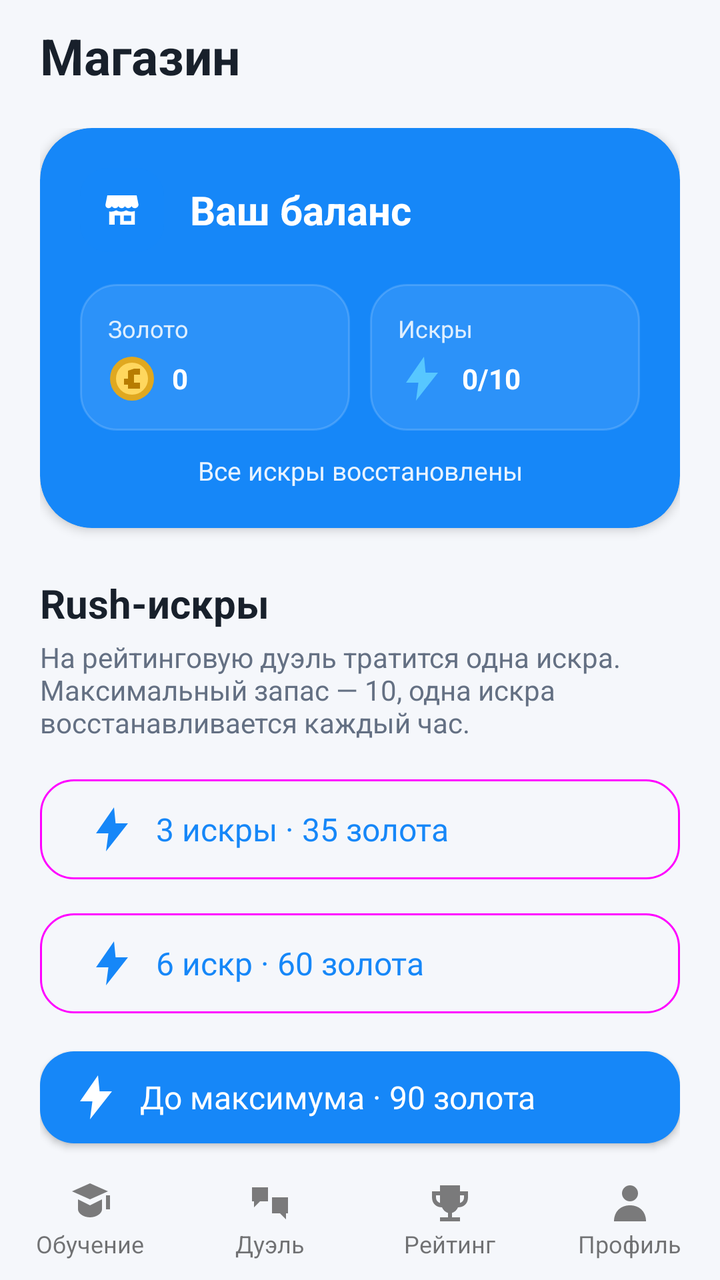
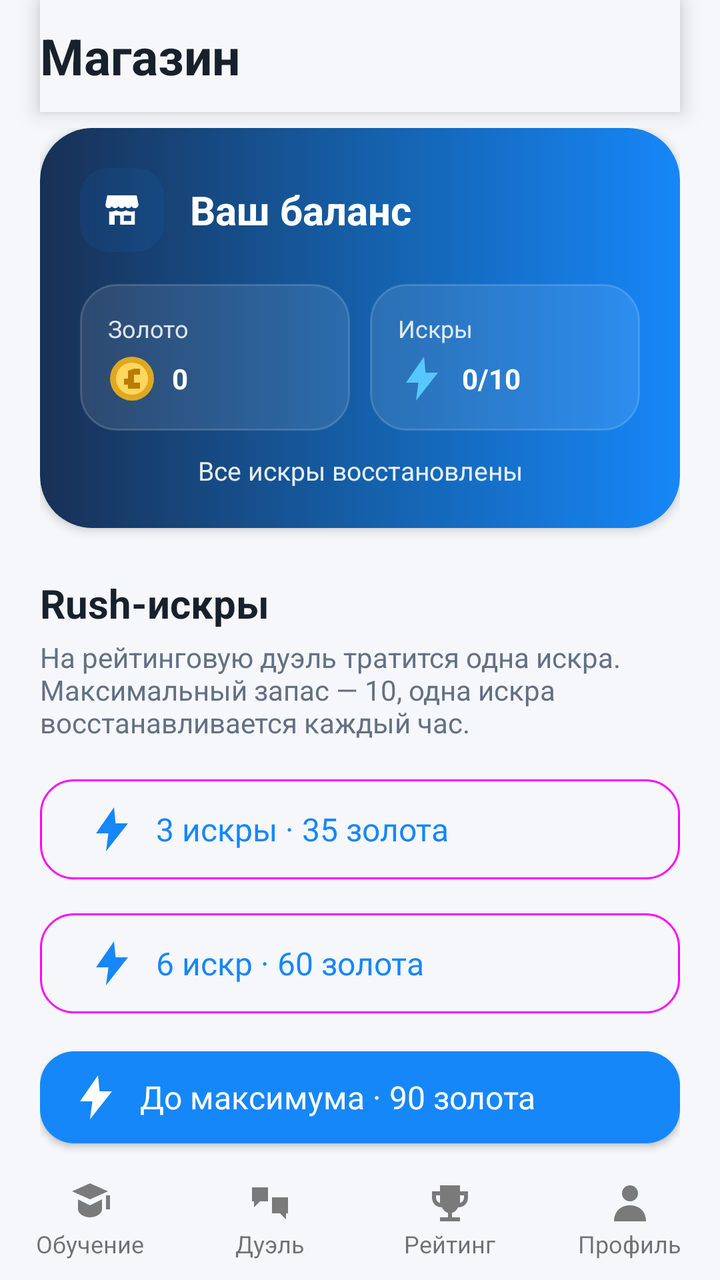

Before-and-after screenshots of an Android layout around one commit, followed by the original layout XML and the change that was made.
<!-- AndroidManifest.xml: application theme Theme.Duelingo -->
<!-- res/layout/activity_store.xml -->
<?xml version="1.0" encoding="utf-8"?>
<androidx.constraintlayout.widget.ConstraintLayout xmlns:android="http://schemas.android.com/apk/res/android"
    xmlns:app="http://schemas.android.com/apk/res-auto"
    android:layout_width="match_parent"
    android:layout_height="match_parent"
    android:background="?attr/backgroundColor">

    <TextView
        android:id="@+id/storeTitle"
        android:layout_width="0dp"
        android:layout_height="56dp"
        android:layout_marginStart="20dp"
        android:layout_marginEnd="20dp"
        android:gravity="center_vertical"
        android:text="@string/store_title"
        android:textColor="?attr/textColor"
        android:textSize="25sp"
        android:textStyle="bold"
        app:layout_constraintEnd_toEndOf="parent"
        app:layout_constraintStart_toStartOf="parent"
        app:layout_constraintTop_toTopOf="parent" />

    <androidx.core.widget.NestedScrollView
        android:layout_width="0dp"
        android:layout_height="0dp"
        android:clipToPadding="false"
        android:fillViewport="true"
        android:paddingBottom="28dp"
        app:layout_constraintBottom_toTopOf="@id/bottomNavigation"
        app:layout_constraintEnd_toEndOf="parent"
        app:layout_constraintStart_toStartOf="parent"
        app:layout_constraintTop_toBottomOf="@id/storeTitle">

        <LinearLayout
            android:layout_width="match_parent"
            android:layout_height="wrap_content"
            android:orientation="vertical"
            android:paddingHorizontal="20dp"
            android:paddingTop="8dp">

            <com.google.android.material.card.MaterialCardView
                android:layout_width="match_parent"
                android:layout_height="wrap_content"
                app:cardBackgroundColor="@color/blue_primary"
                app:cardCornerRadius="26dp"
                app:cardElevation="3dp">

                <LinearLayout
                    android:layout_width="match_parent"
                    android:layout_height="wrap_content"
                    android:orientation="vertical"
                    android:padding="20dp">

                    <LinearLayout
                        android:layout_width="match_parent"
                        android:layout_height="wrap_content"
                        android:gravity="center_vertical"
                        android:orientation="horizontal">

                        <ImageView
                            android:layout_width="42dp"
                            android:layout_height="42dp"
                            android:background="@drawable/bg_feature_icon"
                            android:contentDescription="@null"
                            android:padding="10dp"
                            android:src="@drawable/ic_store" />

                        <TextView
                            android:layout_width="0dp"
                            android:layout_height="wrap_content"
                            android:layout_marginStart="13dp"
                            android:layout_weight="1"
                            android:text="@string/store_balance_title"
                            android:textColor="@color/white"
                            android:textSize="20sp"
                            android:textStyle="bold" />
                    </LinearLayout>

                    <LinearLayout
                        android:layout_width="match_parent"
                        android:layout_height="wrap_content"
                        android:layout_marginTop="16dp"
                        android:baselineAligned="false"
                        android:orientation="horizontal">

                        <LinearLayout
                            android:layout_width="0dp"
                            android:layout_height="wrap_content"
                            android:layout_weight="1"
                            android:background="@drawable/bg_store_balance_stat"
                            android:orientation="vertical"
                            android:padding="14dp">

                            <TextView
                                android:layout_width="match_parent"
                                android:layout_height="wrap_content"
                                android:text="@string/store_gold_label"
                                android:textColor="#D9FFFFFF"
                                android:textSize="12sp" />

                            <LinearLayout
                                android:layout_width="match_parent"
                                android:layout_height="wrap_content"
                                android:layout_marginTop="5dp"
                                android:gravity="center_vertical"
                                android:orientation="horizontal">

                                <ImageView
                                    android:layout_width="24dp"
                                    android:layout_height="24dp"
                                    android:contentDescription="@null"
                                    android:src="@drawable/ic_gold_coin" />

                                <TextView
                                    android:id="@+id/goldBalance"
                                    android:layout_width="0dp"
                                    android:layout_height="wrap_content"
                                    android:layout_marginStart="8dp"
                                    android:layout_weight="1"
                                    android:ellipsize="end"
                                    android:maxLines="1"
                                    android:text="0"
                                    android:textColor="@color/white"
                                    android:textStyle="bold"
                                    app:autoSizeMaxTextSize="24sp"
                                    app:autoSizeMinTextSize="13sp"
                                    app:autoSizeStepGranularity="1sp"
                                    app:autoSizeTextType="uniform" />
                            </LinearLayout>
                        </LinearLayout>

                        <LinearLayout
                            android:layout_width="0dp"
                            android:layout_height="wrap_content"
                            android:layout_marginStart="10dp"
                            android:layout_weight="1"
                            android:background="@drawable/bg_store_balance_stat"
                            android:orientation="vertical"
                            android:padding="14dp">

                            <TextView
                                android:layout_width="match_parent"
                                android:layout_height="wrap_content"
                                android:text="@string/store_sparks_label"
                                android:textColor="#D9FFFFFF"
                                android:textSize="12sp" />

                            <LinearLayout
                                android:layout_width="match_parent"
                                android:layout_height="wrap_content"
                                android:layout_marginTop="5dp"
                                android:gravity="center_vertical"
                                android:orientation="horizontal">

                                <ImageView
                                    android:layout_width="24dp"
                                    android:layout_height="24dp"
                                    android:contentDescription="@null"
                                    android:src="@drawable/ic_rush_spark" />

                                <TextView
                                    android:id="@+id/rushBalance"
                                    android:layout_width="0dp"
                                    android:layout_height="wrap_content"
                                    android:layout_marginStart="8dp"
                                    android:layout_weight="1"
                                    android:ellipsize="end"
                                    android:maxLines="1"
                                    android:text="0/10"
                                    android:textColor="@color/white"
                                    android:textStyle="bold"
                                    app:autoSizeMaxTextSize="24sp"
                                    app:autoSizeMinTextSize="13sp"
                                    app:autoSizeStepGranularity="1sp"
                                    app:autoSizeTextType="uniform" />
                            </LinearLayout>
                        </LinearLayout>
                    </LinearLayout>

                    <TextView
                        android:id="@+id/rushTimer"
                        android:layout_width="match_parent"
                        android:layout_height="wrap_content"
                        android:layout_marginTop="11dp"
                        android:gravity="center"
                        android:text="@string/rush_sparks_ready"
                        android:textColor="#E6FFFFFF"
                        android:textSize="13sp" />
                </LinearLayout>
            </com.google.android.material.card.MaterialCardView>

            <TextView
                android:layout_width="match_parent"
                android:layout_height="wrap_content"
                android:layout_marginTop="24dp"
                android:text="@string/store_sparks_section"
                android:textColor="?attr/textColor"
                android:textSize="20sp"
                android:textStyle="bold" />

            <TextView
                android:layout_width="match_parent"
                android:layout_height="wrap_content"
                android:layout_marginTop="4dp"
                android:text="@string/store_sparks_description"
                android:textColor="?attr/secondaryTextColor"
                android:textSize="14sp" />

            <com.google.android.material.button.MaterialButton
                android:id="@+id/pocketPack"
                style="@style/Widget.Material3.Button.OutlinedButton"
                android:layout_width="match_parent"
                android:layout_height="58dp"
                android:layout_marginTop="15dp"
                android:gravity="center_vertical"
                android:text="@string/rush_pack_pocket_offer"
                android:textAllCaps="false"
                android:textSize="16sp"
                app:cornerRadius="17dp"
                app:icon="@drawable/ic_rush_spark"
                app:iconGravity="textStart"
                app:iconPadding="10dp" />

            <com.google.android.material.button.MaterialButton
                android:id="@+id/boostPack"
                style="@style/Widget.Material3.Button.OutlinedButton"
                android:layout_width="match_parent"
                android:layout_height="58dp"
                android:layout_marginTop="9dp"
                android:gravity="center_vertical"
                android:text="@string/rush_pack_boost_offer"
                android:textAllCaps="false"
                android:textSize="16sp"
                app:cornerRadius="17dp"
                app:icon="@drawable/ic_rush_spark"
                app:iconGravity="textStart"
                app:iconPadding="10dp" />

            <com.google.android.material.button.MaterialButton
                android:id="@+id/vaultPack"
                android:layout_width="match_parent"
                android:layout_height="58dp"
                android:layout_marginTop="9dp"
                android:gravity="center_vertical"
                android:text="@string/rush_pack_vault_offer"
                android:textAllCaps="false"
                android:textSize="16sp"
                app:backgroundTint="@color/blue_primary"
                app:cornerRadius="17dp"
                app:icon="@drawable/ic_rush_spark"
                app:iconGravity="textStart"
                app:iconPadding="10dp"
                app:iconTint="@color/white" />

            <TextView
                android:layout_width="match_parent"
                android:layout_height="wrap_content"
                android:layout_marginTop="25dp"
                android:text="@string/store_gold_section"
                android:textColor="?attr/textColor"
                android:textSize="20sp"
                android:textStyle="bold" />

            <com.google.android.material.card.MaterialCardView
                android:id="@+id/adRewardCard"
                android:layout_width="match_parent"
                android:layout_height="wrap_content"
                android:layout_marginTop="12dp"
                android:clickable="true"
                android:focusable="true"
                android:foreground="?attr/selectableItemBackground"
                app:cardBackgroundColor="?attr/cardBackgroundColor"
                app:cardCornerRadius="20dp"
                app:strokeColor="@color/blue_primary"
                app:strokeWidth="1dp">

                <LinearLayout
                    android:layout_width="match_parent"
                    android:layout_height="wrap_content"
                    android:gravity="center_vertical"
                    android:orientation="horizontal"
                    android:padding="17dp">

                    <TextView
                        android:layout_width="48dp"
                        android:layout_height="48dp"
                        android:background="@drawable/bg_feature_icon"
                        android:gravity="center"
                        android:text="@string/store_ad_badge"
                        android:textColor="@color/blue_primary"
                        android:textSize="12sp"
                        android:textStyle="bold" />

                    <LinearLayout
                        android:layout_width="0dp"
                        android:layout_height="wrap_content"
                        android:layout_marginStart="14dp"
                        android:layout_weight="1"
                        android:orientation="vertical">

                        <TextView
                            android:layout_width="match_parent"
                            android:layout_height="wrap_content"
                            android:text="@string/store_rewarded_ad_title"
                            android:textColor="?attr/textColor"
                            android:textSize="16sp"
                            android:textStyle="bold" />

                        <TextView
                            android:layout_width="match_parent"
                            android:layout_height="wrap_content"
                            android:layout_marginTop="3dp"
                            android:text="@string/store_rewarded_ad_description"
                            android:textColor="?attr/secondaryTextColor"
                            android:textSize="13sp" />
                    </LinearLayout>

                    <TextView
                        android:layout_width="wrap_content"
                        android:layout_height="wrap_content"
                        android:layout_marginStart="10dp"
                        android:text="@string/store_rewarded_ad_reward"
                        android:textColor="@color/blue_primary"
                        android:textSize="15sp"
                        android:textStyle="bold" />
                </LinearLayout>
            </com.google.android.material.card.MaterialCardView>

            <com.google.android.material.card.MaterialCardView
                android:layout_width="match_parent"
                android:layout_height="wrap_content"
                android:layout_marginTop="10dp"
                app:cardBackgroundColor="?attr/cardBackgroundColor"
                app:cardCornerRadius="20dp"
                app:strokeColor="?attr/dividerColor"
                app:strokeWidth="1dp">

                <LinearLayout
                    android:layout_width="match_parent"
                    android:layout_height="wrap_content"
                    android:orientation="vertical"
                    android:padding="17dp">

                    <TextView
                        android:layout_width="match_parent"
                        android:layout_height="wrap_content"
                        android:text="@string/store_gold_packs_title"
                        android:textColor="?attr/textColor"
                        android:textSize="16sp"
                        android:textStyle="bold" />

                    <TextView
                        android:layout_width="match_parent"
                        android:layout_height="wrap_content"
                        android:layout_marginTop="4dp"
                        android:text="@string/store_billing_pending"
                        android:textColor="?attr/secondaryTextColor"
                        android:textSize="13sp" />

                    <com.google.android.material.button.MaterialButton
                        android:layout_width="match_parent"
                        android:layout_height="48dp"
                        android:layout_marginTop="12dp"
                        android:enabled="false"
                        android:text="@string/store_gold_pack_small"
                        android:textAllCaps="false"
                        app:cornerRadius="15dp"
                        app:icon="@drawable/ic_gold_coin" />

                    <com.google.android.material.button.MaterialButton
                        style="@style/Widget.Material3.Button.OutlinedButton"
                        android:layout_width="match_parent"
                        android:layout_height="48dp"
                        android:layout_marginTop="7dp"
                        android:enabled="false"
                        android:text="@string/store_gold_pack_medium"
                        android:textAllCaps="false"
                        app:cornerRadius="15dp"
                        app:icon="@drawable/ic_gold_coin" />

                    <com.google.android.material.button.MaterialButton
                        style="@style/Widget.Material3.Button.OutlinedButton"
                        android:layout_width="match_parent"
                        android:layout_height="48dp"
                        android:layout_marginTop="7dp"
                        android:enabled="false"
                        android:text="@string/store_gold_pack_large"
                        android:textAllCaps="false"
                        app:cornerRadius="15dp"
                        app:icon="@drawable/ic_gold_coin" />
                </LinearLayout>
            </com.google.android.material.card.MaterialCardView>

            <TextView
                android:layout_width="match_parent"
                android:layout_height="wrap_content"
                android:layout_marginTop="14dp"
                android:gravity="center"
                android:text="@string/store_fair_play_note"
                android:textColor="?attr/secondaryTextColor"
                android:textSize="12sp" />
        </LinearLayout>
    </androidx.core.widget.NestedScrollView>

    <include
        android:id="@+id/bottomNavigation"
        layout="@layout/view_bottom_navigation_base"
        android:layout_width="0dp"
        android:layout_height="60dp"
        app:layout_constraintBottom_toBottomOf="parent"
        app:layout_constraintEnd_toEndOf="parent"
        app:layout_constraintStart_toStartOf="parent" />
</androidx.constraintlayout.widget.ConstraintLayout>
<!-- res/layout/view_bottom_navigation_base.xml (included above) -->
<?xml version="1.0" encoding="utf-8"?>
<LinearLayout xmlns:android="http://schemas.android.com/apk/res/android"
    android:layout_width="match_parent"
    android:layout_height="60dp"
    android:background="?attr/backgroundColor"
    android:orientation="horizontal">

    <LinearLayout
        android:id="@+id/tests"
        android:layout_width="0dp"
        android:layout_height="match_parent"
        android:layout_weight="1"
        android:gravity="center"
        android:orientation="vertical">

        <FrameLayout
            android:layout_width="24dp"
            android:layout_height="24dp">

            <ImageView
                android:id="@+id/testIcon"
                android:layout_width="match_parent"
                android:layout_height="match_parent"
                android:contentDescription="@string/nav_learning"
                android:src="@drawable/graduation24" />

            <com.airbnb.lottie.LottieAnimationView
                android:id="@+id/testAnimation"
                android:layout_width="match_parent"
                android:layout_height="match_parent"
                android:visibility="gone" />
        </FrameLayout>

        <TextView
            android:id="@+id/testTest"
            android:layout_width="wrap_content"
            android:layout_height="wrap_content"
            android:maxLines="1"
            android:text="@string/nav_learning"
            android:textSize="12sp" />
    </LinearLayout>

    <LinearLayout
        android:id="@+id/duel"
        android:layout_width="0dp"
        android:layout_height="match_parent"
        android:layout_weight="1"
        android:gravity="center"
        android:orientation="vertical">

        <FrameLayout
            android:layout_width="24dp"
            android:layout_height="24dp">

            <ImageView
                android:id="@+id/mainIcon"
                android:layout_width="match_parent"
                android:layout_height="match_parent"
                android:contentDescription="@string/nav_duel"
                android:src="@drawable/swords24" />

            <com.airbnb.lottie.LottieAnimationView
                android:id="@+id/duelAnimation"
                android:layout_width="match_parent"
                android:layout_height="match_parent"
                android:visibility="gone" />
        </FrameLayout>

        <TextView
            android:id="@+id/mainTest"
            android:layout_width="wrap_content"
            android:layout_height="wrap_content"
            android:maxLines="1"
            android:text="@string/nav_duel"
            android:textSize="12sp" />
    </LinearLayout>

    <LinearLayout
        android:id="@+id/leaderboard"
        android:layout_width="0dp"
        android:layout_height="match_parent"
        android:layout_weight="1"
        android:gravity="center"
        android:orientation="vertical">

        <FrameLayout
            android:layout_width="24dp"
            android:layout_height="24dp">

            <ImageView
                android:id="@+id/cupIcon"
                android:layout_width="match_parent"
                android:layout_height="match_parent"
                android:contentDescription="@string/nav_rank"
                android:src="@drawable/trophy24" />

            <com.airbnb.lottie.LottieAnimationView
                android:id="@+id/cupAnimation"
                android:layout_width="match_parent"
                android:layout_height="match_parent"
                android:visibility="gone" />
        </FrameLayout>

        <TextView
            android:id="@+id/cupTest"
            android:layout_width="wrap_content"
            android:layout_height="wrap_content"
            android:maxLines="1"
            android:text="@string/nav_rank"
            android:textSize="12sp" />
    </LinearLayout>

    <LinearLayout
        android:id="@+id/profile"
        android:layout_width="0dp"
        android:layout_height="match_parent"
        android:layout_weight="1"
        android:gravity="center"
        android:orientation="vertical">

        <FrameLayout
            android:layout_width="24dp"
            android:layout_height="24dp">

            <ImageView
                android:id="@+id/profileIcon"
                android:layout_width="match_parent"
                android:layout_height="match_parent"
                android:contentDescription="@string/nav_profile"
                android:src="@drawable/profile24" />

            <com.airbnb.lottie.LottieAnimationView
                android:id="@+id/profAnimation"
                android:layout_width="match_parent"
                android:layout_height="match_parent"
                android:visibility="gone" />
        </FrameLayout>

        <TextView
            android:id="@+id/profileTest"
            android:layout_width="wrap_content"
            android:layout_height="wrap_content"
            android:maxLines="1"
            android:text="@string/nav_profile"
            android:textSize="12sp" />
    </LinearLayout>
</LinearLayout>
<!-- resources referenced by this layout -->
<resources>
  <color name="blue_primary">#1687F8</color>
  <color name="white">#FFFFFFFF</color>
  <!-- drawable bg_feature_icon (drawable) -->
  <shape xmlns:android="http://schemas.android.com/apk/res/android" android:shape="rectangle">
      <solid android:color="#161687F8" />
      <corners android:radius="14dp" />
  </shape>
  <!-- drawable bg_store_balance_stat (drawable) -->
  <?xml version="1.0" encoding="utf-8"?>
  <shape xmlns:android="http://schemas.android.com/apk/res/android" android:shape="rectangle">
      <solid android:color="#18FFFFFF" />
      <stroke android:width="1dp" android:color="#28FFFFFF" />
      <corners android:radius="18dp" />
  </shape>
  <!-- drawable ic_rush_spark (drawable) -->
  <vector xmlns:android="http://schemas.android.com/apk/res/android" android:width="24dp" android:height="24dp" android:viewportWidth="24" android:viewportHeight="24">
      <path android:fillColor="#57C7FF" android:pathData="M13,1 L4,14 L10.2,14 L9,23 L20,9 L13.8,9 Z"/>
  </vector>
  <!-- drawable swords24 (drawable) -->
  <vector xmlns:android="http://schemas.android.com/apk/res/android" android:width="24dp" android:height="24dp" android:viewportWidth="24" android:viewportHeight="24">
      <path android:fillColor="#7A7A7B" android:pathData="M3,4h8v7H7l-3,3v-3H3zM13,9h8v8h-1v3l-3,-3h-4z" />
  </vector>
  <string name="nav_duel">Дуэль</string>
  <string name="nav_learning">Обучение</string>
  <string name="nav_profile">Профиль</string>
  <string name="nav_rank">Рейтинг</string>
  <string name="rush_pack_boost_offer">6 искр  ·  60 золота</string>
  <string name="rush_pack_pocket_offer">3 искры  ·  35 золота</string>
  <string name="rush_pack_vault_offer">До максимума  ·  90 золота</string>
  <string name="rush_sparks_ready">Все искры восстановлены</string>
  <string name="store_ad_badge">AD</string>
  <string name="store_balance_title">Ваш баланс</string>
  <string name="store_billing_pending">Покупки появятся после подключения Google Play Billing. Сейчас золото можно заработать в обучении, дуэлях и достижениях.</string>
  <string name="store_fair_play_note">Покупки не влияют на сложность вопросов и не гарантируют победу.</string>
  <string name="store_gold_label">Золото</string>
  <string name="store_gold_pack_large">1200 золота · скоро</string>
  <string name="store_gold_pack_medium">500 золота · скоро</string>
  <string name="store_gold_pack_small">100 золота · скоро</string>
  <string name="store_gold_packs_title">Наборы золота</string>
  <string name="store_gold_section">Пополнить золото</string>
  <string name="store_rewarded_ad_description">Здесь появится добровольная реклама после подключения AdMob.</string>
  <string name="store_rewarded_ad_reward">+15</string>
  <string name="store_rewarded_ad_title">Награда за просмотр</string>
  <string name="store_sparks_description">На рейтинговую дуэль тратится одна искра. Максимальный запас — 10, одна искра восстанавливается каждый час.</string>
  <string name="store_sparks_label">Искры</string>
  <string name="store_sparks_section">Rush-искры</string>
  <string name="store_title">Магазин</string>
  <color name="black">#FF000000</color>
  <color name="background_light">#F5F7FB</color>
  <color name="text_color_light">#18202B</color>
  <color name="secondary_text_light">#647083</color>
  <color name="surface_light">#FFFFFF</color>
  <color name="gray_light">#B3B3B3</color>
  <!-- unchanged entries left out for length: 7 -->
</resources>

<!-- the commit's change to res/layout/activity_store.xml (unified diff, before → after) -->
@@ -12,6 +12,8 @@
         android:layout_marginStart="20dp"
         android:layout_marginEnd="20dp"
         android:gravity="center_vertical"
+        android:background="?attr/backgroundColor"
+        android:elevation="6dp"
         android:text="@string/store_title"
         android:textColor="?attr/textColor"
         android:textSize="25sp"
@@ -21,10 +23,12 @@
         app:layout_constraintTop_toTopOf="parent" />
 
     <androidx.core.widget.NestedScrollView
+        android:id="@+id/storeScroll"
         android:layout_width="0dp"
         android:layout_height="0dp"
         android:clipToPadding="false"
         android:fillViewport="true"
+        android:overScrollMode="never"
         android:paddingBottom="28dp"
         app:layout_constraintBottom_toTopOf="@id/bottomNavigation"
         app:layout_constraintEnd_toEndOf="parent"
@@ -41,13 +45,14 @@
             <com.google.android.material.card.MaterialCardView
                 android:layout_width="match_parent"
                 android:layout_height="wrap_content"
-                app:cardBackgroundColor="@color/blue_primary"
+                app:cardBackgroundColor="@android:color/transparent"
                 app:cardCornerRadius="26dp"
                 app:cardElevation="3dp">
 
                 <LinearLayout
                     android:layout_width="match_parent"
                     android:layout_height="wrap_content"
+                    android:background="@drawable/bg_premium_gradient"
                     android:orientation="vertical"
                     android:padding="20dp">
 
@@ -319,6 +324,8 @@
                         android:layout_width="wrap_content"
                         android:layout_height="wrap_content"
                         android:layout_marginStart="10dp"
+                        android:drawableStart="@drawable/ic_gold_coin"
+                        android:drawablePadding="5dp"
                         android:text="@string/store_rewarded_ad_reward"
                         android:textColor="@color/blue_primary"
                         android:textSize="15sp"
@@ -354,6 +361,7 @@
                         android:layout_height="wrap_content"
                         android:layout_marginTop="4dp"
                         android:text="@string/store_billing_pending"
+                        android:visibility="gone"
                         android:textColor="?attr/secondaryTextColor"
                         android:textSize="13sp" />
 
@@ -365,7 +373,9 @@
                         android:text="@string/store_gold_pack_small"
                         android:textAllCaps="false"
                         app:cornerRadius="15dp"
-                        app:icon="@drawable/ic_gold_coin" />
+                        app:icon="@drawable/ic_gold_coin"
+                        app:iconGravity="textStart"
+                        app:iconTint="@null" />
 
                     <com.google.android.material.button.MaterialButton
                         style="@style/Widget.Material3.Button.OutlinedButton"
@@ -376,7 +386,9 @@
                         android:text="@string/store_gold_pack_medium"
                         android:textAllCaps="false"
                         app:cornerRadius="15dp"
-                        app:icon="@drawable/ic_gold_coin" />
+                        app:icon="@drawable/ic_gold_coin"
+                        app:iconGravity="textStart"
+                        app:iconTint="@null" />
 
                     <com.google.android.material.button.MaterialButton
                         style="@style/Widget.Material3.Button.OutlinedButton"
@@ -387,7 +399,9 @@
                         android:text="@string/store_gold_pack_large"
                         android:textAllCaps="false"
                         app:cornerRadius="15dp"
-                        app:icon="@drawable/ic_gold_coin" />
+                        app:icon="@drawable/ic_gold_coin"
+                        app:iconGravity="textStart"
+                        app:iconTint="@null" />
                 </LinearLayout>
             </com.google.android.material.card.MaterialCardView>
 
<!-- resource entries referenced after the edit -->
@@ -6,6 +6,12 @@
   <shape xmlns:android="http://schemas.android.com/apk/res/android" android:shape="rectangle">
       <solid android:color="#161687F8" />
       <corners android:radius="14dp" />
+  </shape>
+  <!-- drawable bg_premium_gradient (drawable) -->
+  <?xml version="1.0" encoding="utf-8"?>
+  <shape xmlns:android="http://schemas.android.com/apk/res/android" android:shape="rectangle">
+      <gradient android:angle="0" android:startColor="#183055" android:centerColor="#155FA8" android:endColor="#1687F8" />
+      <corners android:radius="26dp" />
   </shape>
   <!-- drawable bg_store_balance_stat (drawable) -->
   <?xml version="1.0" encoding="utf-8"?>
